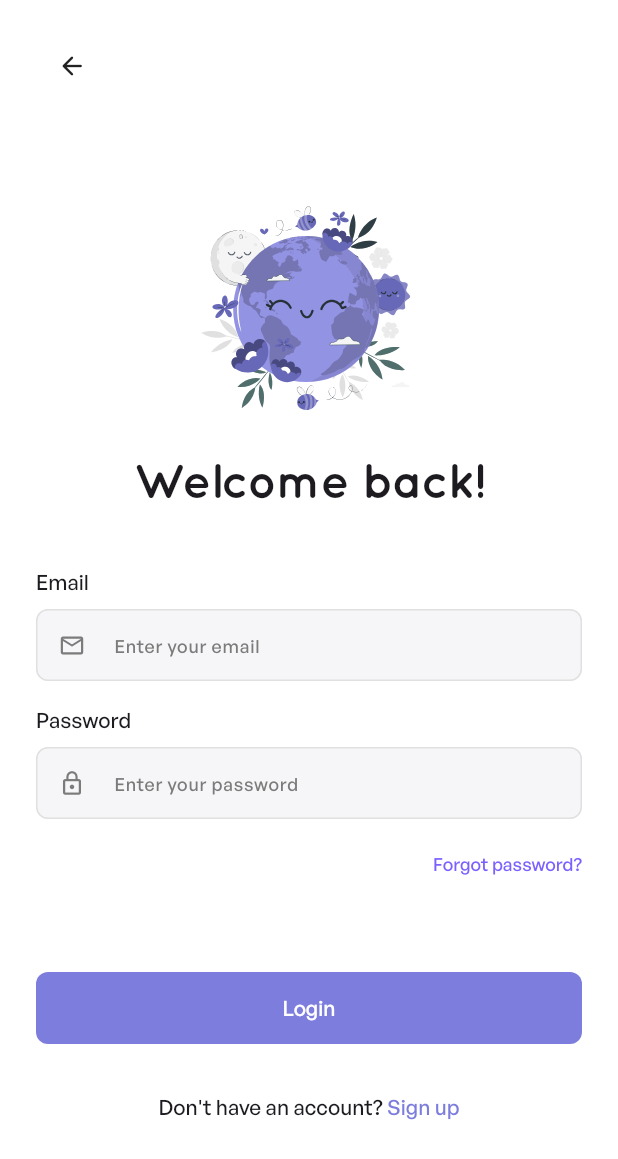
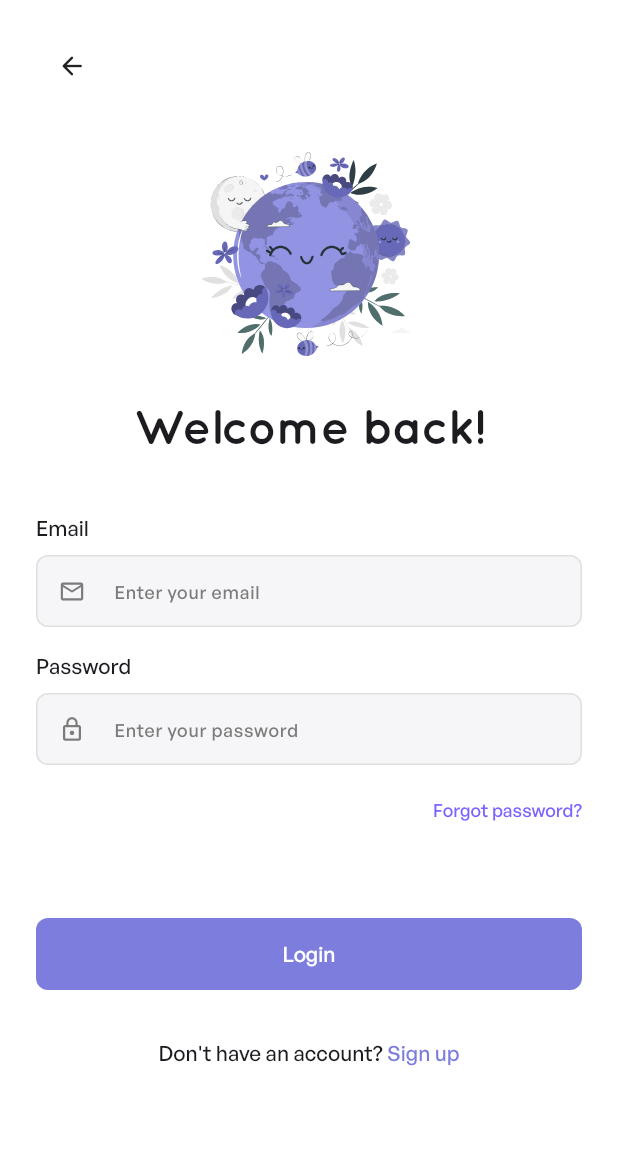
Before and after one commit to saifahmeddd/Moodie, a Flutter app: the screen it shows after launch, after a tap on "Get Started", after a tap on "Log In", on a phone screen of 412 x 824 dp. Shown: the top 1159 px of the screen. Run offline on Flutter 3.47's test engine with Material 3 defaults, Android fonts, the phone set to English and light mode, and no system bars; our stand-ins replace cloud_firestore, firebase_auth, firebase_core, flutter_dotenv, flutter_svg; missing offline and left inert: gif_view; accounts and stored records are empty; network calls fail; project files that could hold a hidden picture were left out.

Commit message:
Minor optimization changes

```diff
--- a/lib/chatbot_screen.dart
+++ b/lib/chatbot_screen.dart
@@ -319,8 +319,8 @@ class _ChatbotScreenState extends State<ChatbotScreen>
 
       setState(() {});
     } catch (e) {
-        print('Error initializing chat: $e');
-        print('Stack trace: ${e.toString()}');
+      print('Error initializing chat: $e');
+      print('Stack trace: ${e.toString()}');
     }
   }
 
--- a/lib/screens/chat_sidebar.dart
+++ b/lib/screens/chat_sidebar.dart
@@ -42,9 +42,7 @@ class ChatSidebar extends StatelessWidget {
             const SizedBox(height: 20),
 
             // Conversations List
-            Expanded(
-              child: _buildConversationsList(),
-            ),
+            Expanded(child: _buildConversationsList()),
           ],
         ),
       ),
--- a/lib/screens/emotion_tags.dart
+++ b/lib/screens/emotion_tags.dart
@@ -396,7 +396,7 @@ class _EmotionTagsScreenState extends State<EmotionTagsScreen> {
             mainAxisAlignment: MainAxisAlignment.center,
             children: [
               Text('Next Step'),
-              SizedBox(width: 8),
+              const SizedBox(width: 8),
               Icon(Icons.arrow_forward, size: 22),
             ],
           ),
--- a/lib/screens/enter_info.dart
+++ b/lib/screens/enter_info.dart
@@ -293,7 +293,7 @@ class _EnterInfoScreenState extends State<EnterInfoScreen> {
                           size: 16.0,
                           color: Colors.black38,
                         ),
-                        SizedBox(width: 4.0),
+                        const SizedBox(width: 4.0),
                         Expanded(
                           child: Text(
                             'Knowing what you do helps us understand what you\'re balancing',
--- a/lib/screens/factors.dart
+++ b/lib/screens/factors.dart
@@ -276,7 +276,7 @@ class _FactorsScreenState extends State<FactorsScreen> {
               fontFamily: 'General Sans',
             ),
           ),
-          SizedBox(width: 8),
+          const SizedBox(width: 8),
           Icon(Icons.check, size: 18),
         ],
       ),
--- a/lib/screens/home_page.dart
+++ b/lib/screens/home_page.dart
@@ -173,7 +173,7 @@ class _HomeScreenContentState extends State<HomeScreenContent> {
     return _AnimatedTile(
       onTap: onTap,
       child: SizedBox(
-        width: 390,
+        width: 400,
         height: 220,
         child: Container(
           decoration: BoxDecoration(
--- a/lib/screens/login_screen.dart
+++ b/lib/screens/login_screen.dart
@@ -99,7 +99,7 @@ class _LoginScreenState extends State<LoginScreen> {
                     ),
                   ],
                 ),
-                const SizedBox(height: 56),
+                const SizedBox(height: 20),
                 Center(
                   child: SvgPicture.asset(
                     'assets/images/happy-earth.svg',
@@ -303,21 +303,8 @@ class CustomInputField extends StatelessWidget {
 
   @override
   Widget build(BuildContext context) {
-    final bool isFocused = focusNode.hasFocus;
     return Container(
-      decoration: BoxDecoration(
-        boxShadow:
-            isFocused
-                ? [
-                  BoxShadow(
-                    color: Color(0xFFBBB3FF).withOpacity(0.5),
-                    blurRadius: 0,
-                    spreadRadius: 2,
-                  ),
-                ]
-                : [],
-        borderRadius: BorderRadius.circular(8),
-      ),
+      decoration: BoxDecoration(borderRadius: BorderRadius.circular(8)),
       child: TextField(
         controller: controller,
         focusNode: focusNode,
@@ -332,7 +319,7 @@ class CustomInputField extends StatelessWidget {
         ),
         decoration: InputDecoration(
           filled: true,
-          fillColor: isFocused ? Colors.white : const Color(0xFFF6F6F8),
+          fillColor: const Color(0xFFF6F6F8),
           prefixIcon: Icon(icon, size: 18, color: Color(0xFF7B7B7B)),
           enabledBorder: OutlineInputBorder(
             borderRadius: BorderRadius.circular(8),
@@ -340,7 +327,7 @@ class CustomInputField extends StatelessWidget {
           ),
           focusedBorder: OutlineInputBorder(
             borderRadius: BorderRadius.circular(8),
-            borderSide: BorderSide(color: Color(0xFFBBB3FF), width: 2.0),
+            borderSide: BorderSide(color: Color(0xFFE0E0E0)),
           ),
           hintText: hintText,
           hintStyle: const TextStyle(
--- a/lib/screens/mood_checkin_complete_screen.dart
+++ b/lib/screens/mood_checkin_complete_screen.dart
@@ -67,7 +67,7 @@ class MoodCheckinCompleteScreen extends StatelessWidget {
                           fontFamily: 'General Sans',
                         ),
                       ),
-                      SizedBox(width: 8),
+                      const SizedBox(width: 8),
                       Icon(Icons.north_east_rounded, size: 20),
                     ],
                   ),
--- a/lib/screens/splash_screen.dart
+++ b/lib/screens/splash_screen.dart
@@ -58,7 +58,7 @@ class _SplashScreenState extends State<SplashScreen> {
                       ),
                     ),
                   ),
-                  SizedBox(height: 8),
+                  const SizedBox(height: 8),
                   Text(
                     'Stay in touch—with yourself',
                     style: TextStyle(
--- a/lib/screens/success_screen.dart
+++ b/lib/screens/success_screen.dart
@@ -83,7 +83,11 @@ class _SuccessScreenState extends State<SuccessScreen> {
                   ),
                 ),
                 const SizedBox(height: 24.0),
-                SvgPicture.asset('assets/images/Self confidence-pana.svg', height: 324, width: 324),
+                SvgPicture.asset(
+                  'assets/images/Self confidence-pana.svg',
+                  height: 324,
+                  width: 324,
+                ),
                 const SizedBox(height: 32.0),
                 SizedBox(
                   width: double.infinity,
```
Also changed, not shown: lib/screens/onboarding_q2.dart (+5 -2 lines).
